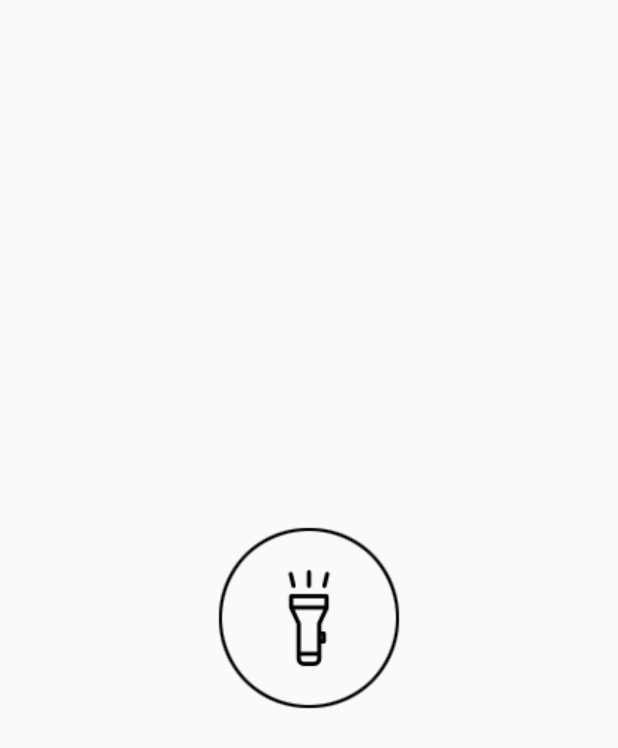
After one commit to chenmiuyui/ChikoritaToolbox, an Android app: the layout activity_flashlight.xml on its own in the app's theme, with its tools: preview values and no code run, on a phone screen of 412 x 824 dp. The commit adds this screen. Shown: the top 748 px of the screen. Run offline under Robolectric (Android 15) with nearby library versions, the light colour scheme and no system bars.

Commit message:
second commit

```diff
--- a/app/build.gradle
+++ b/app/build.gradle
@@ -8,7 +8,7 @@ android {
 
     defaultConfig {
         applicationId "xdminsy.ryther.chikoritatoolbox"
-        minSdkVersion 19
+        minSdkVersion 28
         targetSdkVersion 29
         versionCode 1
         versionName "1.0"
@@ -30,6 +30,7 @@ dependencies {
     implementation 'androidx.core:core-ktx:1.3.1'
     implementation 'androidx.appcompat:appcompat:1.2.0'
     implementation 'androidx.constraintlayout:constraintlayout:2.0.1'
+    implementation 'androidx.activity:activity-ktx:1.2.0-alpha08'
     testImplementation 'junit:junit:4.12'
     androidTestImplementation 'androidx.test.ext:junit:1.1.2'
     androidTestImplementation 'androidx.test.espresso:espresso-core:3.3.0'
--- a/app/src/main/java/xdminsy/ryther/chikoritatoolbox/MainActivity.kt
+++ b/app/src/main/java/xdminsy/ryther/chikoritatoolbox/MainActivity.kt
@@ -7,5 +7,6 @@ class MainActivity : AppCompatActivity() {
     override fun onCreate(savedInstanceState: Bundle?) {
         super.onCreate(savedInstanceState)
         setContentView(R.layout.activity_main)
+        val l = listOf(1, 2, 3)
     }
 }
--- /dev/null
+++ b/app/src/main/res/layout/activity_flashlight.xml
@@ -0,0 +1,18 @@
+<?xml version="1.0" encoding="utf-8"?>
+<androidx.constraintlayout.widget.ConstraintLayout xmlns:android="http://schemas.android.com/apk/res/android"
+    xmlns:app="http://schemas.android.com/apk/res-auto"
+    xmlns:tools="http://schemas.android.com/tools"
+    android:layout_width="match_parent"
+    android:layout_height="match_parent"
+    tools:context=".FlashlightActivity">
+
+    <ImageView
+        android:id="@+id/flashlightImage"
+        android:layout_width="wrap_content"
+        android:layout_height="wrap_content"
+        app:layout_constraintBottom_toBottomOf="parent"
+        app:layout_constraintEnd_toEndOf="parent"
+        app:layout_constraintStart_toStartOf="parent"
+        app:layout_constraintTop_toTopOf="parent"
+        app:srcCompat="@drawable/torch1" />
+</androidx.constraintlayout.widget.ConstraintLayout>
--- a/app/src/main/res/values/strings.xml
+++ b/app/src/main/res/values/strings.xml
@@ -1,3 +1,6 @@
 <resources>
     <string name="app_name">ChikoritaToolbox</string>
+    <string name="calc_name">计算器</string>
+    <string name="base_converter_name">进制转换器</string>
+    <string name="flashlight_name">闪光灯</string>
 </resources>
```
Also changed, not shown: app/src/main/AndroidManifest.xml (+5 -2 lines), app/src/main/java/xdminsy/ryther/chikoritatoolbox/FlashlightActivity.kt (added, +76 -0 lines), app/src/main/res/menu/main.xml (added, +14 -0 lines), app/src/main/res/drawable/torch1.png (added), build.gradle (line endings or trailing spaces).
